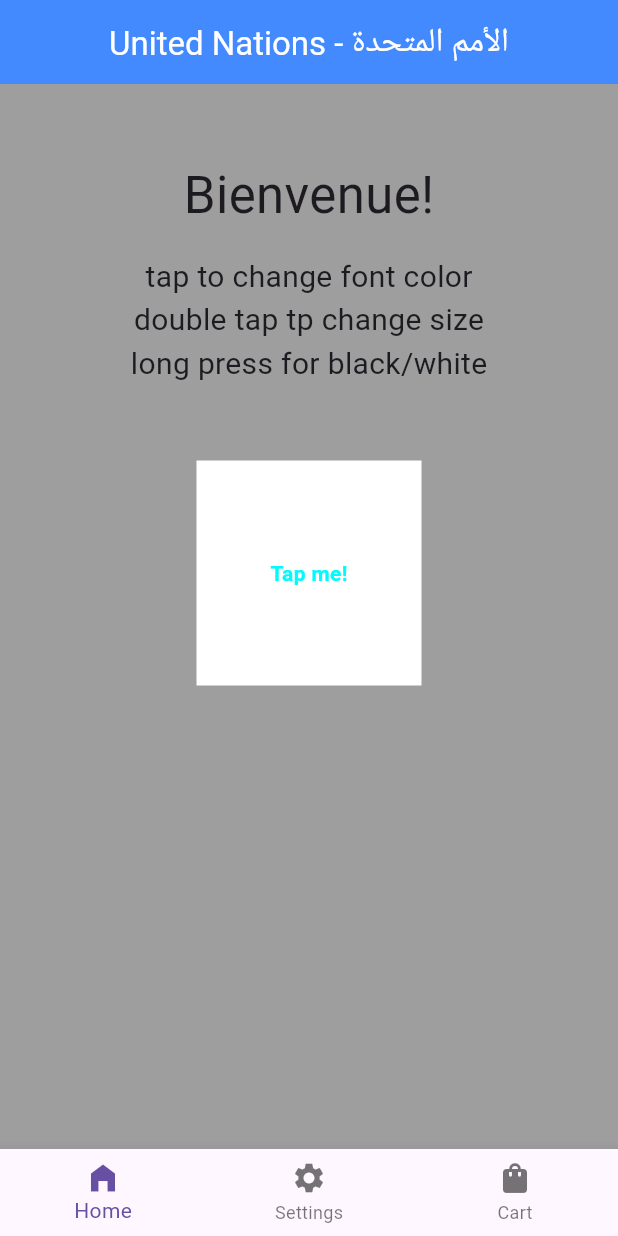
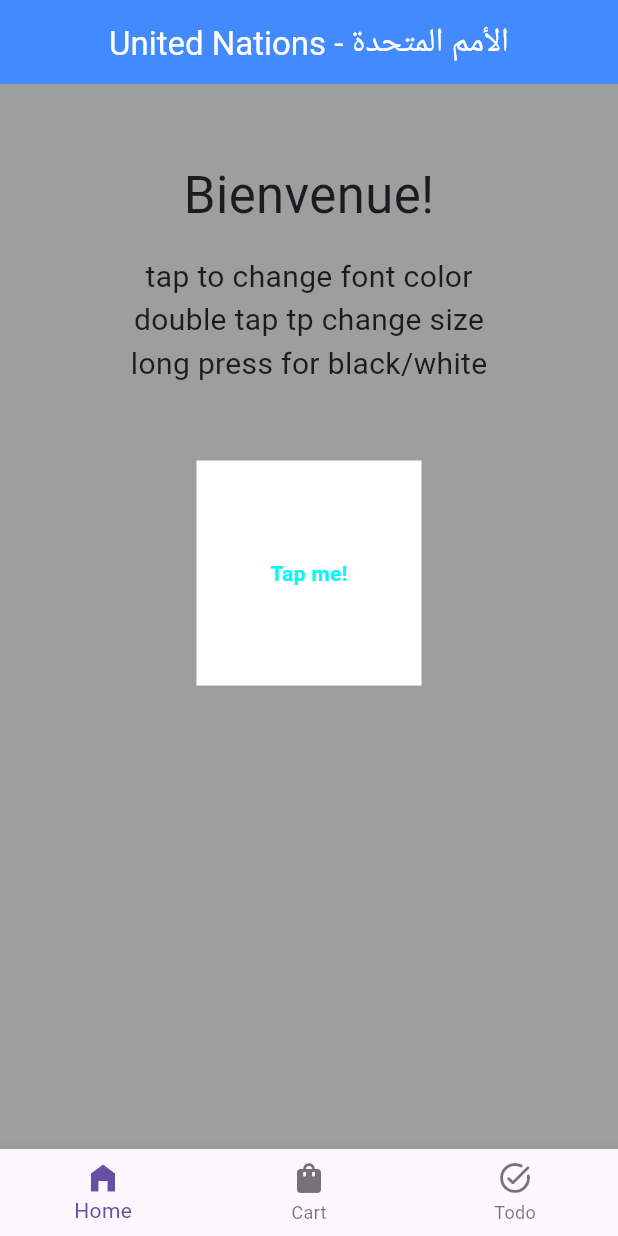
Before and after one commit to sedratiaziz/flutter_tut, a Flutter app: the screen it shows after launch, on a phone screen of 412 x 824 dp. Run offline on Flutter 3.47's test engine with Material 3 defaults, Android fonts, the phone set to English and light mode, and no system bars; missing offline and left inert: jitsi_meet_flutter_sdk.

Commit message:
small edits

```diff
--- a/aziz_app/lib/pages/main_screen.dart
+++ b/aziz_app/lib/pages/main_screen.dart
@@ -1,6 +1,6 @@
 import 'package:aziz_app/pages/cart_page.dart';
 import 'package:aziz_app/pages/settings_page.dart';
-import 'package:aziz_app/pages/task_page.dart';
+import 'package:aziz_app/pages/todo_page.dart';
 import 'package:flutter/material.dart';
 
 class MainScreen extends StatefulWidget {
@@ -15,8 +15,8 @@ class _MainScreenState extends State<MainScreen> {
 
   final List _pages = [
     HomePage(),
-    TaskPage(),
     CartPage(),
+    TodoPage(),
   ];
 
   void _navigate(int newIndex) {
@@ -37,13 +37,13 @@ class _MainScreenState extends State<MainScreen> {
             label: 'Home',
           ),
           BottomNavigationBarItem(
-            icon: Icon(Icons.settings),
-            label: 'Settings',
+            icon: Icon(Icons.shopping_bag),
+            label: 'Cart'
           ),
           BottomNavigationBarItem(
-            icon: Icon(Icons.shopping_bag),
-            label: 'Cart'
-          )
+            icon: Icon(Icons.task_alt_rounded),
+            label: 'Todo'
+          ),
         ],
       ),
     );
```
Also changed, not shown: aziz_app/lib/pages/task_page.dart (deleted, +0 -14 lines), aziz_app/lib/pages/todo_page.dart (added, +17 -0 lines).
